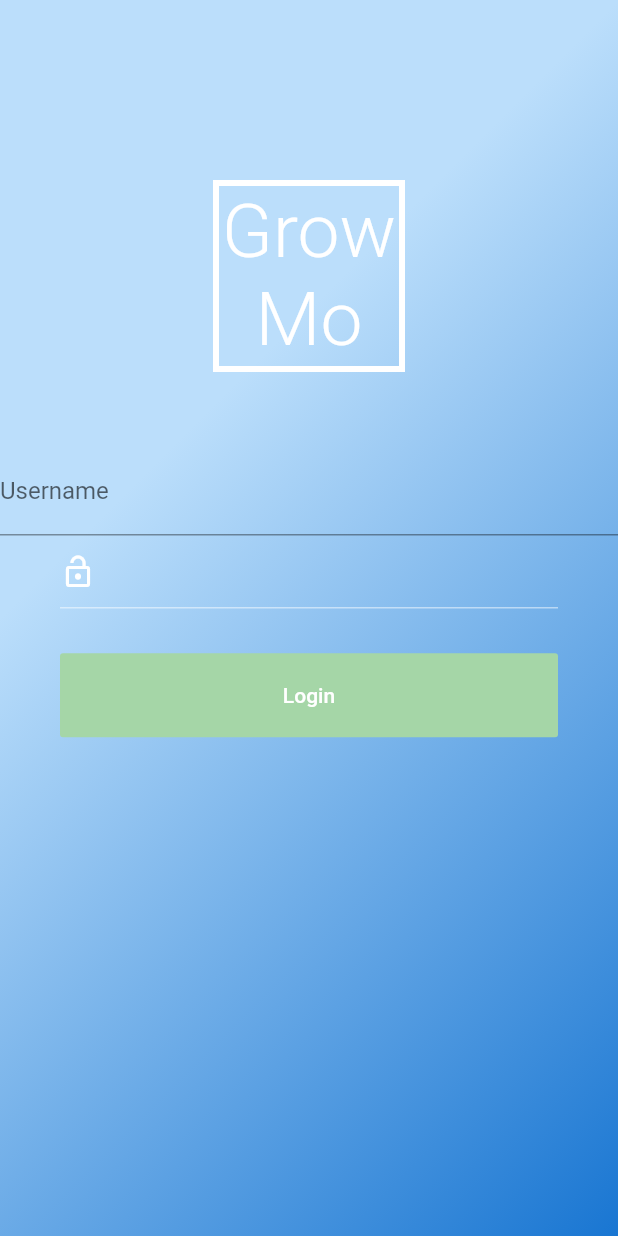
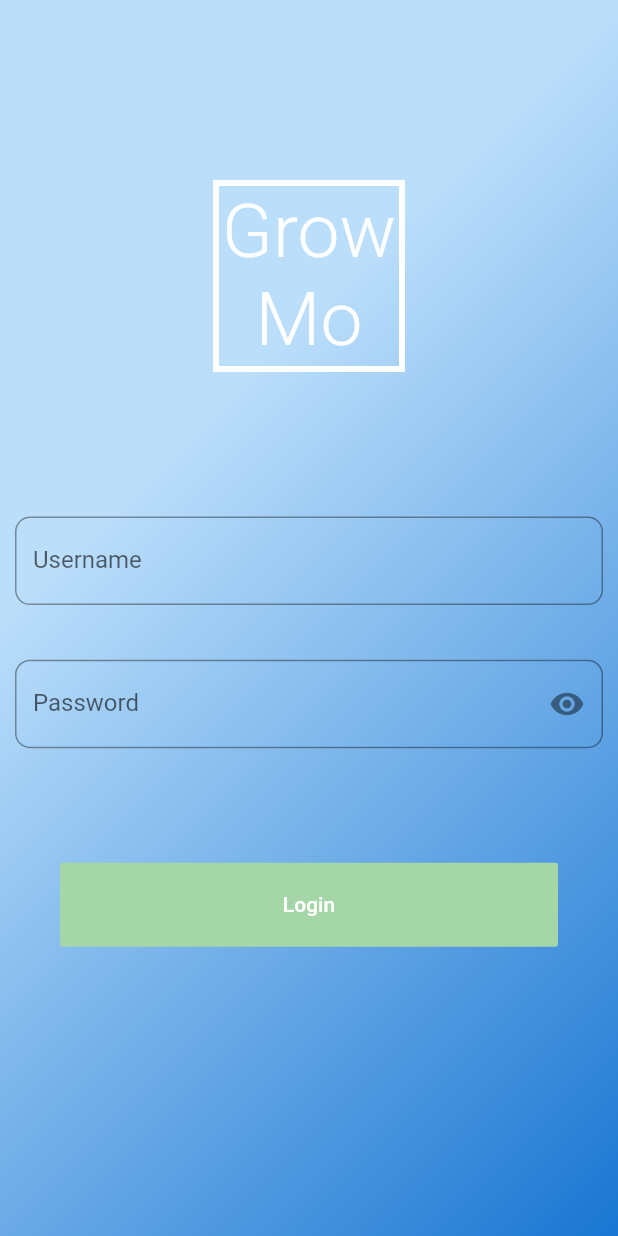
Before and after one commit to ndpdarshana/GroMo, a Flutter app: the screen it shows after launch, on a phone screen of 412 x 824 dp. Run offline on Flutter 3.47's test engine with Material 2 defaults, Android fonts, the phone set to English and light mode, and no system bars; our stand-ins replace bloc, equatable, flutter_bloc, formz.

Commit message:
input decoration added

```diff
--- a/assets/lang/en_US.json
+++ b/assets/lang/en_US.json
@@ -28,5 +28,6 @@
   "field_label_immunization":	"Immunization",
   "field_label_gender": "Sex",
   "field_placeholder_male": "Male",
-  "field_placeholder_female": "Female"
+  "field_placeholder_female": "Female",
+  "error_login": "Incorrect username or password"
 }
--- a/lib/login/bloc/login_bloc.dart
+++ b/lib/login/bloc/login_bloc.dart
@@ -5,6 +5,7 @@ import 'package:equatable/equatable.dart';
 import 'package:formz/formz.dart';
 import 'package:growMo/login/password_input.dart';
 import 'package:growMo/login/usernam_input.dart';
+import 'package:growMo/models/AppError.dart';
 
 part 'login_event.dart';
 part 'login_state.dart';
@@ -41,6 +42,8 @@ class LoginBloc extends Bloc<LoginEvent, LoginState> {
       print(passwordInput.toString());
       print(passwordInput.value);
       yield state.copyWith(passwordInput: passwordInput);
+    } else if (event is LoginPasswordObscurityToggled) {
+      yield state.copyWith(obscurePassword: !state.obscurePassword);
     }
   }
 }
--- a/lib/login/bloc/login_event.dart
+++ b/lib/login/bloc/login_event.dart
@@ -19,3 +19,10 @@ class LoginPasswordChanged extends LoginEvent {
   @override
   List<Object> get props => [password];
 }
+
+class LoginPasswordObscurityToggled extends LoginEvent {
+  const LoginPasswordObscurityToggled();
+
+  @override
+  List<Object> get props => [];
+}
--- a/lib/login/bloc/login_state.dart
+++ b/lib/login/bloc/login_state.dart
@@ -4,10 +4,14 @@ class LoginState extends Equatable {
   final FormzStatus formzStatus;
   final UsernameInput usernameInput;
   final PasswordInput passwordInput;
+  final bool obscurePassword;
+  final AppError appError;
   const LoginState({
     this.formzStatus = FormzStatus.pure,
     this.usernameInput = const UsernameInput.pure(),
     this.passwordInput = const PasswordInput.pure(),
+    this.obscurePassword = true,
+    this.appError,
   });
 
   @override
@@ -15,17 +19,23 @@ class LoginState extends Equatable {
         formzStatus,
         usernameInput,
         passwordInput,
+        obscurePassword,
+        appError,
       ];
 
   LoginState copyWith({
     FormzStatus formzStatus,
     UsernameInput usernameInput,
     PasswordInput passwordInput,
+    bool obscurePassword,
+    AppError appError,
   }) {
     return LoginState(
       formzStatus: formzStatus ?? this.formzStatus,
       usernameInput: usernameInput ?? this.usernameInput,
       passwordInput: passwordInput ?? this.passwordInput,
+      obscurePassword: obscurePassword ?? this.obscurePassword,
+      appError: appError ?? this.appError,
     );
   }
 }
--- /dev/null
+++ b/lib/login/login_form_widget.dart
@@ -0,0 +1,38 @@
+import 'package:flutter/material.dart';
+import 'package:flutter_bloc/flutter_bloc.dart';
+import 'package:growMo/app_localizations.dart';
+import 'package:growMo/login/bloc/login_bloc.dart';
+import 'package:growMo/login/login_password_field_widget.dart';
+import 'package:growMo/login/login_username_field_widget.dart';
+
+class LoginForm extends StatelessWidget {
+  final FocusNode passwordFocusNode = FocusNode();
+  @override
+  Widget build(BuildContext context) {
+    return BlocListener<LoginBloc, LoginState>(
+      listenWhen: (previous, current) =>
+          previous.formzStatus != current.formzStatus,
+      listener: (context, state) {
+        Scaffold.of(context).removeCurrentSnackBar();
+        if (state.appError != null) {
+          String message =
+              AppLocalizations.of(context).translate('error_login');
+          Scaffold.of(context).showSnackBar(SnackBar(content: Text(message)));
+        }
+      },
+      child: Form(
+        child: Container(
+          padding: const EdgeInsets.all(10),
+          height: MediaQuery.of(context).size.height * 0.3,
+          child: Column(
+            mainAxisAlignment: MainAxisAlignment.spaceEvenly,
+            children: [
+              LoginUsernameField(passwordFieldFocus: passwordFocusNode),
+              LoginPasswordField(passwordFieldFocus: passwordFocusNode),
+            ],
+          ),
+        ),
+      ),
+    );
+  }
+}
--- a/lib/login/login_password_field_widget.dart
+++ b/lib/login/login_password_field_widget.dart
@@ -0,0 +1,49 @@
+import 'package:flutter/material.dart';
+import 'package:flutter_bloc/flutter_bloc.dart';
+import 'package:growMo/app_localizations.dart';
+import 'package:growMo/login/bloc/login_bloc.dart';
+
+class LoginPasswordField extends StatelessWidget {
+  final FocusNode passwordFieldFocus;
+  const LoginPasswordField({@required this.passwordFieldFocus})
+      : assert(passwordFieldFocus != null);
+  @override
+  Widget build(BuildContext context) {
+    return BlocBuilder<LoginBloc, LoginState>(
+      buildWhen: (previous, current) =>
+          previous.passwordInput != current.passwordInput ||
+          previous.obscurePassword != current.obscurePassword,
+      builder: (context, state) {
+        return TextFormField(
+          autocorrect: false,
+          decoration: InputDecoration(
+            counterStyle: TextStyle(height: 0),
+            counterText: '',
+            labelText:
+                AppLocalizations.of(context).translate('field_label_password'),
+            errorText: state.passwordInput.invalid
+                ? AppLocalizations.of(context).translate('field_error_password')
+                : null,
+            suffixIcon: IconButton(
+              icon: Icon(state.obscurePassword
+                  ? Icons.visibility
+                  : Icons.visibility_off),
+              onPressed: () {
+                passwordFieldFocus.unfocus();
+                passwordFieldFocus.canRequestFocus = false;
+                context.bloc<LoginBloc>().add(LoginPasswordObscurityToggled());
+              },
+            ),
+          ),
+          enableSuggestions: false,
+          key: ValueKey('field-password'),
+          focusNode: passwordFieldFocus,
+          maxLength: 35,
+          onChanged: (password) =>
+              context.bloc<LoginBloc>().add(LoginPasswordChanged(password)),
+          obscureText: state.obscurePassword,
+        );
+      },
+    );
+  }
+}
--- a/lib/login/login_username_field_widget.dart
+++ b/lib/login/login_username_field_widget.dart
@@ -14,7 +14,6 @@ class LoginUsernameField extends StatelessWidget {
       buildWhen: (previous, current) =>
           previous.usernameInput != current.usernameInput,
       builder: (context, state) {
-        print('building...');
         return TextFormField(
           autocorrect: false,
           decoration: InputDecoration(
--- a/lib/main.dart
+++ b/lib/main.dart
@@ -44,7 +44,15 @@ class MyApp extends StatelessWidget {
         // from the list (English, in this case)
         return supportedLocales.first;
       },
-      theme: ThemeData(primaryColor: Colors.blue),
+      theme: ThemeData(
+        primaryColor: Colors.blue,
+        inputDecorationTheme: InputDecorationTheme(
+          border: OutlineInputBorder(
+            borderRadius: BorderRadius.circular(10),
+            borderSide: BorderSide(),
+          ),
+        ),
+      ),
       home: AuthScreen(),
       routes: {
         HomeScreen.routeName: (context) => HomeScreen(),
--- /dev/null
+++ b/lib/models/AppError.dart
@@ -0,0 +1,14 @@
+import 'package:equatable/equatable.dart';
+import 'package:flutter/material.dart';
+
+class AppError extends Equatable {
+  final String code;
+  final String message;
+
+  const AppError({@required this.code, @required this.message})
+      : assert(code != null),
+        assert(message != null);
+
+  @override
+  List<Object> get props => [code, message];
+}
--- a/lib/screens/auth_screen.dart
+++ b/lib/screens/auth_screen.dart
@@ -2,6 +2,8 @@ import 'package:flutter/material.dart';
 import 'package:flutter_bloc/flutter_bloc.dart';
 import 'package:growMo/app_localizations.dart';
 import 'package:growMo/login/bloc/login_bloc.dart';
+import 'package:growMo/login/login_form_widget.dart';
+import 'package:growMo/login/login_password_field_widget.dart';
 import 'package:growMo/login/login_username_field_widget.dart';
 import 'home_screen.dart';
 
@@ -61,12 +63,7 @@ class AuthScreen extends StatelessWidget {
                     ],
                   ),
                 ),
-                LoginUsernameField(passwordFieldFocus: passwordFocusNode),
-                LoginInputField(
-                  icon: Icons.lock_open,
-                  hint: '',
-                  isPassword: true,
-                ),
+                LoginForm(),
                 Container(
                   width: double.infinity,
                   margin: const EdgeInsets.only(
```
